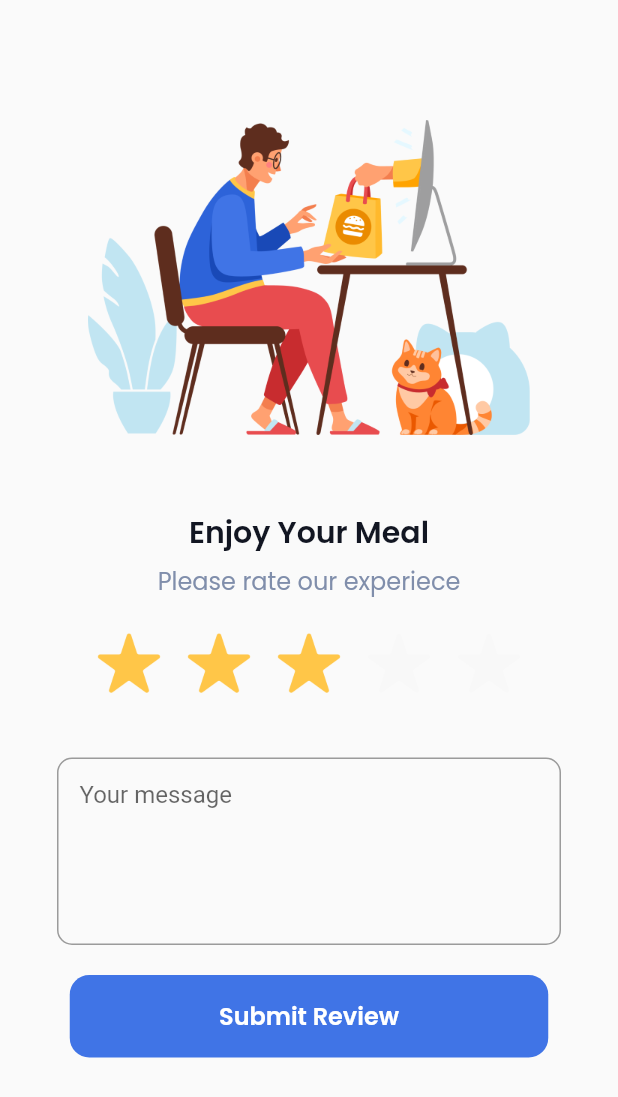
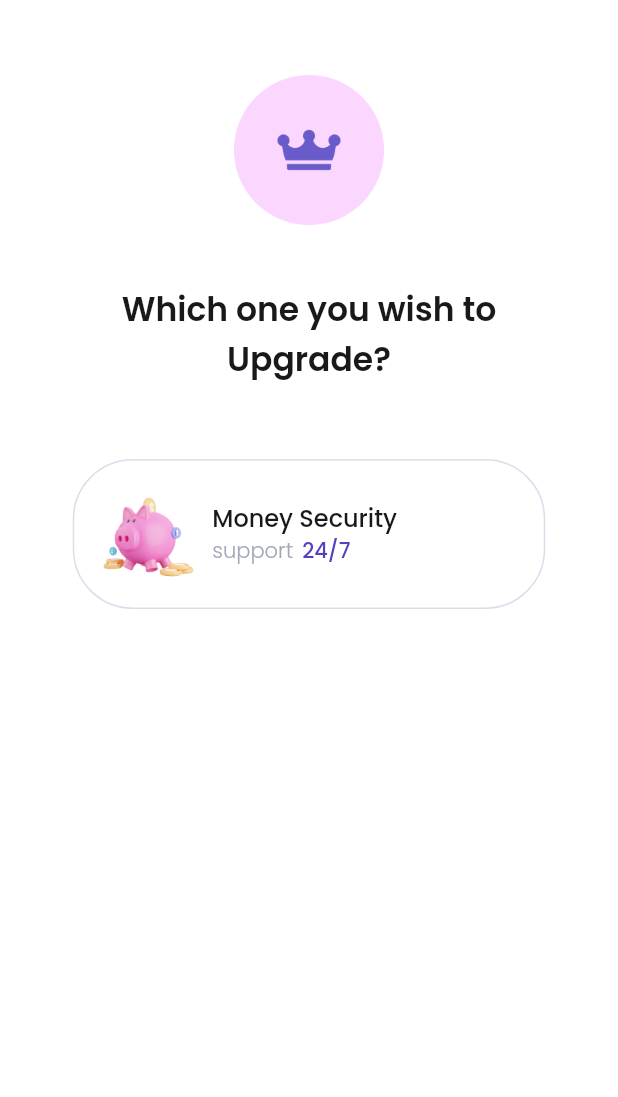
Before and after one commit to xenopati/sevendays, a Flutter app: the screen it shows after launch, on a phone screen of 412 x 824 dp. Shown: the top 1097 px of the screen. Run offline on Flutter 3.47's test engine with Material 2 defaults, Android fonts, the phone set to English and light mode, and no system bars; our stand-ins replace google_fonts.

Commit message:
Day 6 - Half

```diff
--- a/lib/main.dart
+++ b/lib/main.dart
@@ -1,5 +1,6 @@
 import 'package:flutter/material.dart';
 import 'package:sevendays/pages/first_empty.dart';
+import 'package:sevendays/pages/first_pricing.dart';
 import 'package:sevendays/pages/first_rating.dart';
 import 'package:sevendays/pages/first_signin.dart';
 import 'package:sevendays/pages/first_splash.dart';
@@ -16,7 +17,7 @@ class SevenDays extends StatelessWidget {
   @override
   Widget build(BuildContext context) {
     return MaterialApp(
-      home: SecondRating(),
+      home: FirstPricing(),
     );
   }
 }
--- /dev/null
+++ b/lib/pages/first_pricing.dart
@@ -0,0 +1,104 @@
+import 'package:flutter/material.dart';
+import 'package:google_fonts/google_fonts.dart';
+
+class FirstPricing extends StatelessWidget {
+  @override
+  Widget build(BuildContext context) {
+    Widget header() {
+      return Padding(
+        padding: const EdgeInsets.only(top: 50, left: 30, right: 30),
+        child: Column(
+          children: [
+            Center(
+              child: Image.asset(
+                'assets/crown.png',
+                width: 100,
+              ),
+            ),
+            SizedBox(
+              height: 40,
+            ),
+            Text(
+              'Which one you wish to Upgrade?',
+              style: GoogleFonts.poppins(
+                color: Color(0xff191919),
+                fontSize: 22,
+                fontWeight: FontWeight.w600,
+              ),
+              textAlign: TextAlign.center,
+            ),
+          ],
+        ),
+      );
+    }
+
+    Widget option() {
+      return Container(
+        width: 315,
+        height: 100,
+        decoration: BoxDecoration(
+            border: Border.all(color: Color(0xffD9DEEA)),
+            borderRadius: BorderRadius.circular(40)),
+        child: Padding(
+          padding: const EdgeInsets.all(16),
+          child: Row(
+            children: [
+              Image.asset(
+                'assets/pig_icon.png',
+                width: 66,
+              ),
+              Padding(
+                padding: const EdgeInsets.all(10),
+                child: Column(
+                  crossAxisAlignment: CrossAxisAlignment.start,
+                  children: [
+                    Text(
+                      'Money Security',
+                      style: GoogleFonts.poppins(
+                        color: Color(0xff191919),
+                        fontSize: 16,
+                        fontWeight: FontWeight.w500,
+                      ),
+                    ),
+                    Row(
+                      children: [
+                        Text('support',
+                            style: GoogleFonts.poppins(
+                              color: Color(0xffA3A8B8),
+                              fontWeight: FontWeight.w300,
+                            )),
+                        SizedBox(
+                          width: 6,
+                        ),
+                        Text(
+                          '24/7',
+                          style: GoogleFonts.poppins(
+                            color: Color(0xff5343C2),
+                            fontWeight: FontWeight.w500,
+                          ),
+                        ),
+                      ],
+                    )
+                  ],
+                ),
+              )
+            ],
+          ),
+        ),
+      );
+    }
+
+    return Scaffold(
+      backgroundColor: Color(0xffFFFFFF),
+      body: Column(
+        children: [
+          header(),
+          SizedBox(
+            height: 50,
+          ),
+          option(),
+        ],
+      ),
+    );
+  }
+}
```
Also changed, not shown: assets/crown.png (added), assets/dollar_icon.png (added), assets/orange_arrow.png (added), assets/orange_check.png (added), assets/paper_icon.png (added), assets/pig_icon.png (added), assets/pricing_illustration.png (added), assets/right_arrow.png (added).
